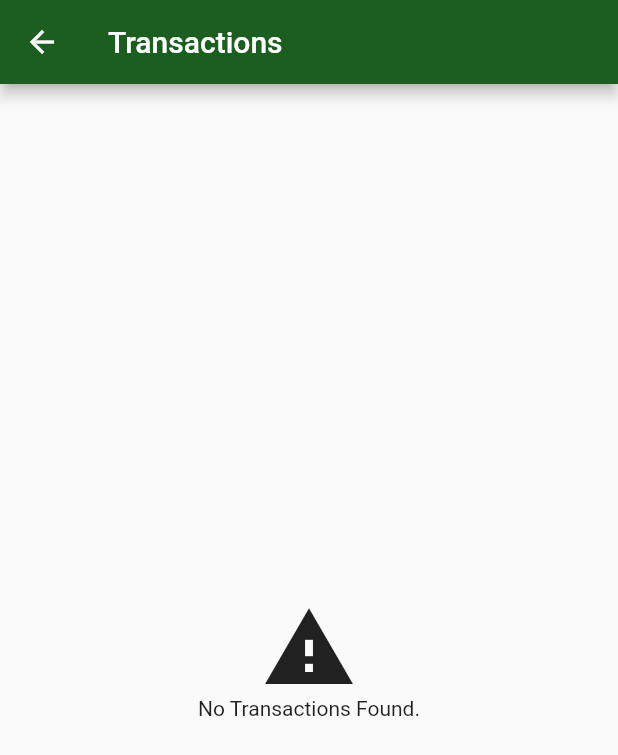
After one commit to LuizNach/Bytebank, a Flutter app: the screen it shows after launch, after a tap on "Transaction Feed", on a phone screen of 412 x 824 dp. The commit adds this screen. Shown: the top 755 px of the screen. Run offline on Flutter 3.47's test engine with Material 2 defaults, Android fonts, the phone set to English and light mode, and no system bars; our stand-ins replace sqflite; missing offline and left inert: http_interceptor; accounts and stored records are empty; statements that could not run were skipped.

Commit message:
Curso3 Aula4 complete flow of adding transaction based on contact

```diff
--- /dev/null
+++ b/lib/components/centered_message.dart
@@ -0,0 +1,36 @@
+import 'package:flutter/material.dart';
+
+class CenteredMessage extends StatelessWidget {
+  final String message;
+  final IconData icon;
+  final double iconSize;
+  final double fontSize;
+
+  CenteredMessage(
+    this.message, {
+    this.icon,
+    this.iconSize = 64,
+    this.fontSize = 24,
+  });
+
+  @override
+  Widget build(BuildContext context) {
+    return Container(
+      child: Center(
+        child: Column(
+            mainAxisAlignment: MainAxisAlignment.center,
+            crossAxisAlignment: CrossAxisAlignment.center,
+            children: <Widget>[
+              Visibility(
+                visible: icon != null,
+                child: Icon(
+                  this.icon,
+                  size: this.iconSize,
+                )
+              ),
+              Text(this.message),
+            ]),
+      ),
+    );
+  }
+}
--- /dev/null
+++ b/lib/components/progress.dart
@@ -0,0 +1,20 @@
+import 'package:flutter/material.dart';
+
+class Progress extends StatelessWidget {
+  @override
+  Widget build(BuildContext context) {
+    return Container(
+      //Loading page
+      child: Center(
+        child: Column(
+          mainAxisAlignment: MainAxisAlignment.center,
+          crossAxisAlignment: CrossAxisAlignment.center,
+          children: <Widget>[
+            CircularProgressIndicator(),
+            Text("Loading...")
+          ]
+        ),
+      ),
+    );
+  }
+}
--- a/lib/main.dart
+++ b/lib/main.dart
@@ -1,9 +1,10 @@
+import 'package:bytebank/models/contact.dart';
+import 'package:bytebank/models/transaction.dart';
 import 'package:bytebank/web_api/webclient.dart';
 import 'package:flutter/material.dart';
 import 'screens/dashboard.dart';
 
 void main() {
-  findAllTransactions();
   runApp(MyApp());
 }
 
--- a/lib/screens/dashboard.dart
+++ b/lib/screens/dashboard.dart
@@ -29,7 +29,7 @@ class Dashboard extends StatelessWidget {
               child: ListView(
                 scrollDirection: Axis.horizontal,
                 children:<Widget>[
-                  new _FeatureItem('Transfer', Icons.monetization_on,
+                  new _FeatureItem('Contacts', Icons.monetization_on,
                       onClick: () {
                         this._navigateToTransfer(context);
                       }
@@ -39,7 +39,7 @@ class Dashboard extends StatelessWidget {
                         this._navigateToTransactionFeed(context);
                       }
                   ),
-                  new _FeatureItem('Transfer', Icons.monetization_on,
+                  new _FeatureItem('Contacts', Icons.monetization_on,
                       onClick: () {
                         this._navigateToTransfer(context);
                       }
```
Also changed, not shown: lib/screens/transaction_form.dart (added, +77 -0 lines), lib/screens/trasnfer_list.dart (+14 -3 lines), lib/web_api/webclient.dart (+36 -8 lines).
